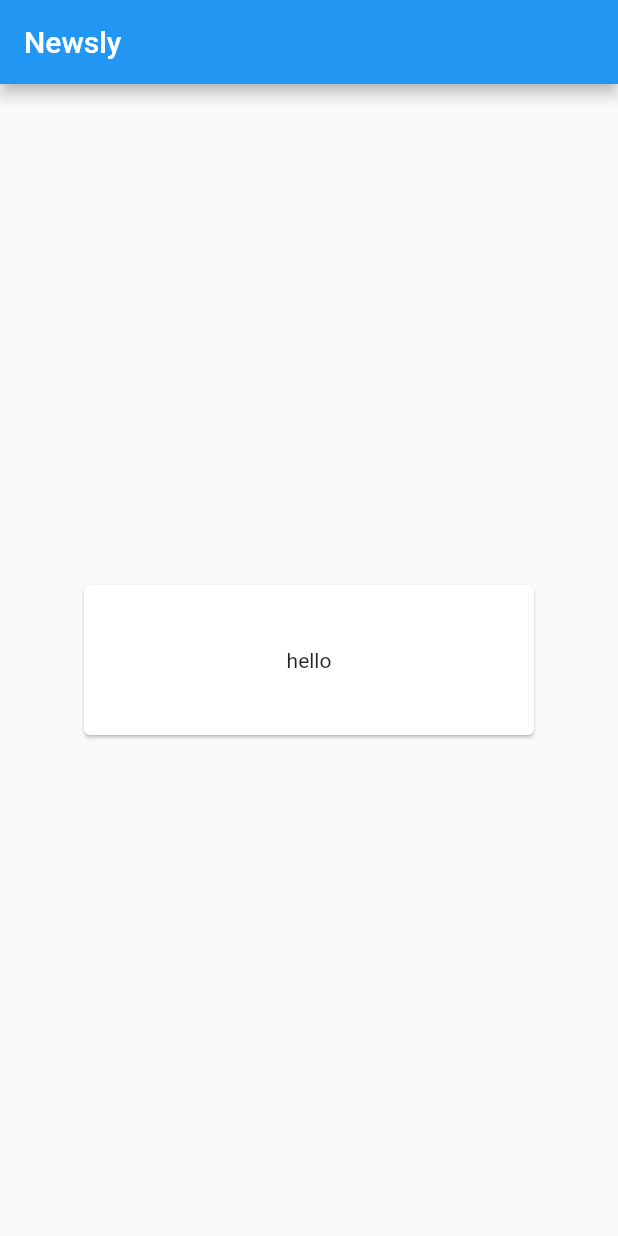
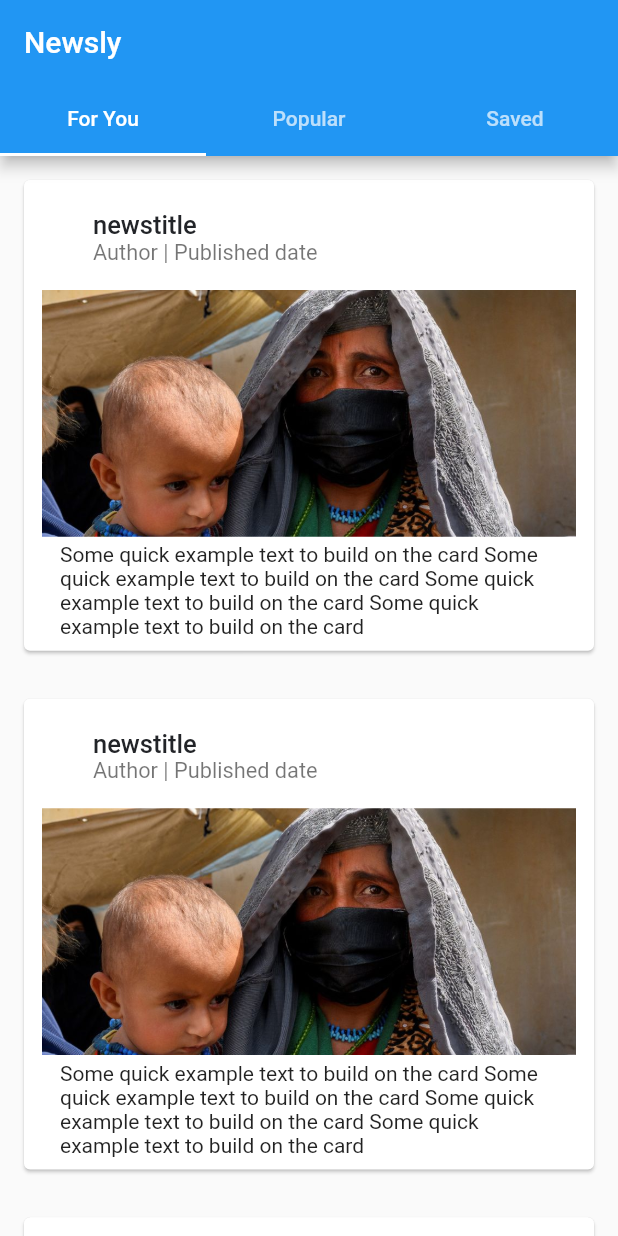
Before and after one commit to Nadika18/Newsly, a Flutter app: the screen it shows after launch, on a phone screen of 412 x 824 dp. Run offline on Flutter 3.47's test engine with Material 2 defaults, Android fonts, the phone set to English and light mode, and no system bars; drawn by our look-alikes of getwidget.

Commit message:
basic home page with tabbar created

```diff
--- /dev/null
+++ b/assets/1.json
@@ -0,0 +1,6 @@
+{
+    "title":"Ben",
+    "description":"Hehe",
+    "imagePath": "assets/image1.png",
+    "author": "Saurav Adhikari"
+}
--- /dev/null
+++ b/lib/home.dart
@@ -0,0 +1,97 @@
+import 'package:flutter/material.dart';
+// ignore: depend_on_referenced_packages
+import 'package:getwidget/getwidget.dart';
+import 'dart:convert';
+import 'package:flutter/services.dart';
+import 'models/1.dart';
+// import 'dart:async' show Future;
+
+class Home extends StatefulWidget {
+  const Home({super.key});
+
+  @override
+  State<Home> createState() => _HomeState();
+}
+
+class _HomeState extends State<Home> {
+  @override
+  Widget build(BuildContext context) {
+    return Scaffold(
+        appBar: AppBar(title: const Text("Newsly"),
+
+          bottom: const TabBar(
+            tabs: [
+              Tab(text:"For You"),
+              Tab(text:"Popular"),
+              Tab(text:"Saved")
+            ]
+            ),
+        ),
+
+        body: TabBarView(children: [
+              ListView(
+          children: const <Widget>[
+
+            ElevatedCard(),
+            ElevatedCard(),
+            ElevatedCard(),
+            ElevatedCard(),
+          ],
+        ),
+        const Text("Popular"),
+        const Text("Saved"),
+        ],));
+  }
+}
+
+class ElevatedCard extends StatefulWidget {
+  const ElevatedCard({super.key});
+
+  @override
+  State<ElevatedCard> createState() => _ElevatedCardState();
+}
+
+// Future<String> _loadData() async {
+//   return await rootBundle.loadString('assets/1.json');
+// }
+
+
+
+class _ElevatedCardState extends State<ElevatedCard> {
+  // Future loadData() async {
+  //   String jsonString = await _loadData();
+  //   final jsonResponse = json.decode(jsonString);
+  //   News news = new News.fromJson(jsonResponse);
+  //   print('${news.title}');
+  // }
+
+  // void initState() {
+  //   super.initState();
+  //   loadData();
+
+  // }
+
+  @override
+
+  // final growableList= <NewsCategory>[]
+
+  Widget build(BuildContext context) {
+    return GFCard(
+      boxFit: BoxFit.cover,
+      titlePosition: GFPosition.start,
+      image: Image.asset(
+        "assets/image1.png",
+        height: MediaQuery.of(context).size.height * 0.2,
+        width: MediaQuery.of(context).size.width,
+        fit: BoxFit.cover,
+      ),
+      showImage: true,
+      title: const GFListTile(
+        titleText: "newstitle",
+        subTitleText: 'Author | Published date',
+      ),
+      content: const Text(
+          "Some quick example text to build on the card Some quick example text to build on the card Some quick example text to build on the card Some quick example text to build on the card"),
+    );
+  }
+}
--- a/lib/main.dart
+++ b/lib/main.dart
@@ -1,4 +1,5 @@
 import 'package:flutter/material.dart';
+import "home.dart";
 
 void main() {
   runApp(const MyApp());
@@ -15,38 +16,15 @@ class _MyAppState extends State<MyApp> {
   @override
   Widget build(BuildContext context) {
     return MaterialApp(
-      home:Scaffold(
-        appBar:AppBar(title:const Text("Newsly")) ,
-        body:Column(children: const <Widget>[
-          Spacer(),
-          ElevatedCard(),
-          Spacer(),
+      debugShowCheckedModeBanner: false,
+       theme:ThemeData(
+      primarySwatch: Colors.blue,
+    ),
+      home:const DefaultTabController(
+        length:3,
+        child:Home()
+      ),
 
-        ],)
-        )
     );
   }
 }
-
-class ElevatedCard extends StatefulWidget {
-  const ElevatedCard({super.key});
-
-  @override
-  State<ElevatedCard> createState() => _ElevatedCardState();
-}
-
-class _ElevatedCardState extends State<ElevatedCard> {
-  @override
-  Widget build(BuildContext context) {
-    return Container(
-      child: const Center(child: Card(
-        child: SizedBox(
-          width:300,
-          height:100,
-          child:Center(child:Text("hello"))
-        )
-      )
-      )
-    );
-  }
-}
```
Also changed, not shown: lib/models/1.dart (added, +19 -0 lines), pubspec.yaml (+6 -9 lines), assets/image1.png (added), lib/places/krispo.jpg (deleted), pubspec.lock.
